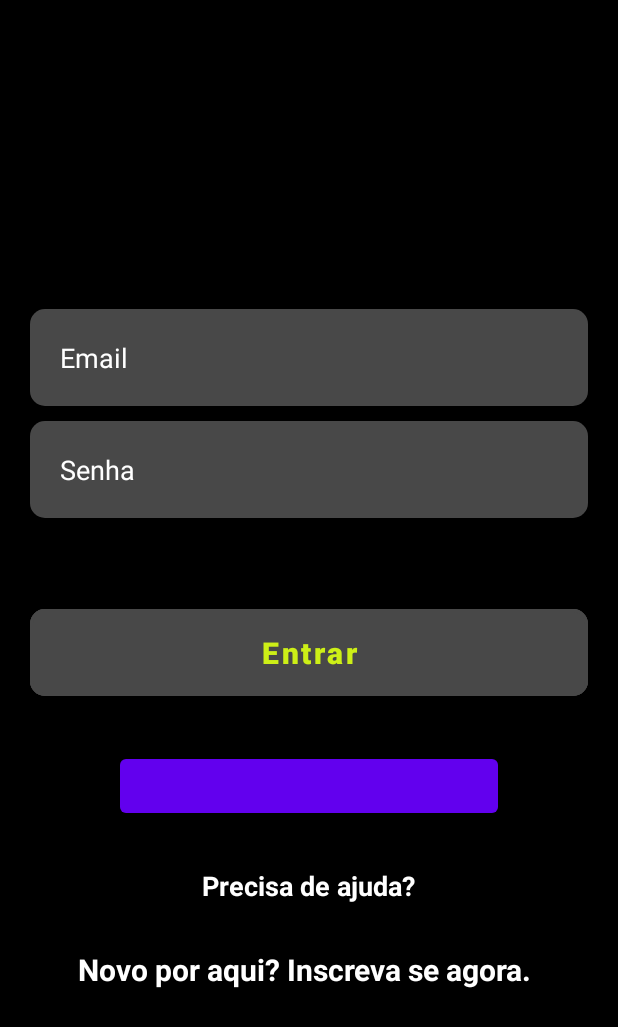
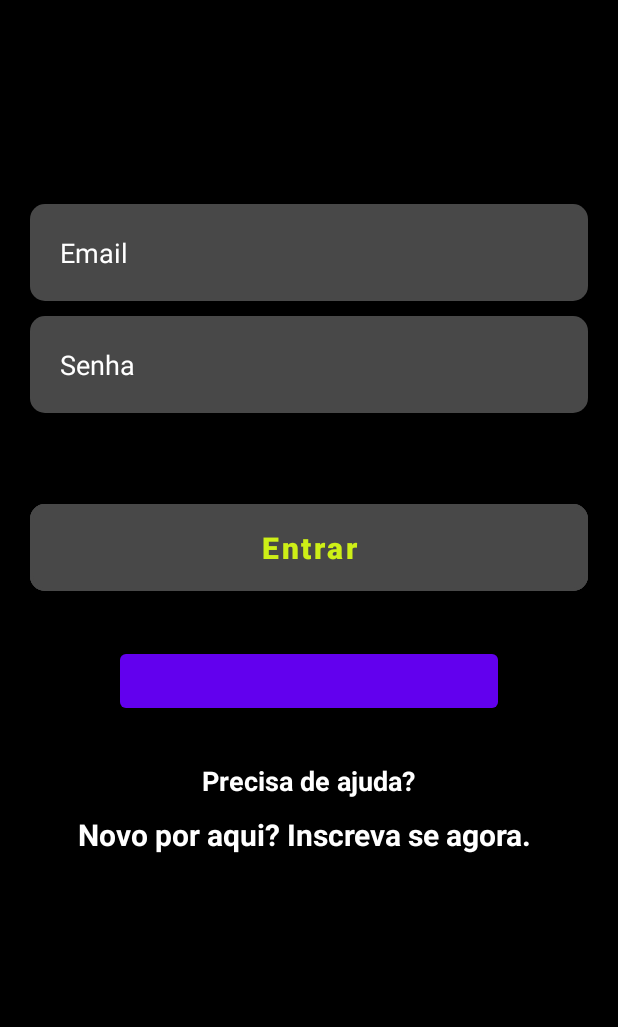
Before and after one commit to cnoronha843/ATDevKotlin, an Android app: the screen it shows after launch (FormLogin), on a phone screen of 412 x 824 dp. Shown: the top 1027 px of the screen. Run offline under Robolectric (Android 15) with nearby library versions, the phone set to English and light mode, and no system bars; our stand-ins replace AdMob, Firebase (no records; nobody signed in at launch, a user with empty details on screens opened directly); libraries missing offline, so code that uses them is left out: com.facebook, com.facebook.login; plain views replace LoginButton; 2 statements that could not run were skipped.

```diff
--- a/app/src/main/java/br/edu/infnet/gymcardtraning/FormLogin.kt
+++ b/app/src/main/java/br/edu/infnet/gymcardtraning/FormLogin.kt
@@ -16,6 +16,7 @@ import com.facebook.FacebookException
 import com.facebook.login.LoginResult
 import com.google.android.gms.ads.AdListener
 import com.google.android.gms.ads.AdRequest
+import com.google.android.gms.ads.AdView
 import com.google.android.gms.ads.MobileAds
 import com.google.firebase.FirebaseNetworkException
 import com.google.firebase.auth.FacebookAuthProvider
@@ -27,6 +28,7 @@ import java.security.NoSuchAlgorithmException
 
 class FormLogin : AppCompatActivity() {
 
+    lateinit var mAdView : AdView
     lateinit var binding: ActivityFormLoginBinding
     var firebaseAuth: FirebaseAuth?=null
     var callbackManager: CallbackManager?=null
@@ -65,20 +67,11 @@ class FormLogin : AppCompatActivity() {
             }
         }
 
+        MobileAds.initialize(this) {}
 
-
-        MobileAds.initialize(this) {}
+        mAdView = findViewById(R.id.adView)
         val adRequest = AdRequest.Builder().build()
-        adView.loadAd(adRequest)
-
-        adView.visibility = View.GONE
-
-        adView.adListener = object : AdListener(){
-            override fun onAdLoaded() {
-                adView.visibility = View.VISIBLE
-                super.onAdLoaded()
-            }
-        }
+        mAdView.loadAd(adRequest)
 
     }
 
--- a/app/src/main/res/layout/activity_form_login.xml
+++ b/app/src/main/res/layout/activity_form_login.xml
@@ -20,7 +20,7 @@
         android:id="@+id/edit_email"
         android:layout_width="match_parent"
         android:layout_height="wrap_content"
-        android:layout_marginTop="150dp"
+        android:layout_marginTop="80dp"
         android:background="@drawable/edit_text_login"
         android:padding="20dp"
         android:layout_marginStart="20dp"
@@ -107,18 +107,19 @@
         android:textSize="20sp"
         android:textStyle="bold"
         android:layout_gravity="center"
-        android:layout_marginTop="30dp"
+        android:layout_marginTop="10dp"
         />
 
     <com.google.android.gms.ads.AdView
+        xmlns:ads="http://schemas.android.com/apk/res-auto"
         android:id="@+id/adView"
         android:layout_width="match_parent"
         android:layout_height="wrap_content"
+        android:layout_centerHorizontal="true"
         android:layout_alignParentBottom="true"
-        android:layout_centerHorizontal="true"
-        android:layout_marginTop="20dp"
-        ads:adSize="SMART_BANNER"
-        ads:adUnitId="ca-app-pub-3940256099942544/6300978111">
+        ads:adSize="BANNER"
+        ads:adUnitId="@string/admob_banner_ad"
+        android:layout_marginTop="30dp">
     </com.google.android.gms.ads.AdView>
 
 
--- a/app/src/main/res/layout/lista_exercicios.xml
+++ b/app/src/main/res/layout/lista_exercicios.xml
@@ -21,6 +21,7 @@
         android:text="Nome do Exercicio: "
         android:textColor="@color/white"
         android:textSize="18sp" />
+
 
 
     <TextView
```
Also changed, not shown: app/build.gradle (+20 -15 lines), app/src/main/java/br/edu/infnet/gymcardtraning/Home.kt (+6 -1 lines), app/src/main/res/drawable/ic_baseline_cloud_queue_24.xml (added, +10 -0 lines), app/src/main/res/drawable/ic_baseline_delete_24.xml (added, +10 -0 lines).
